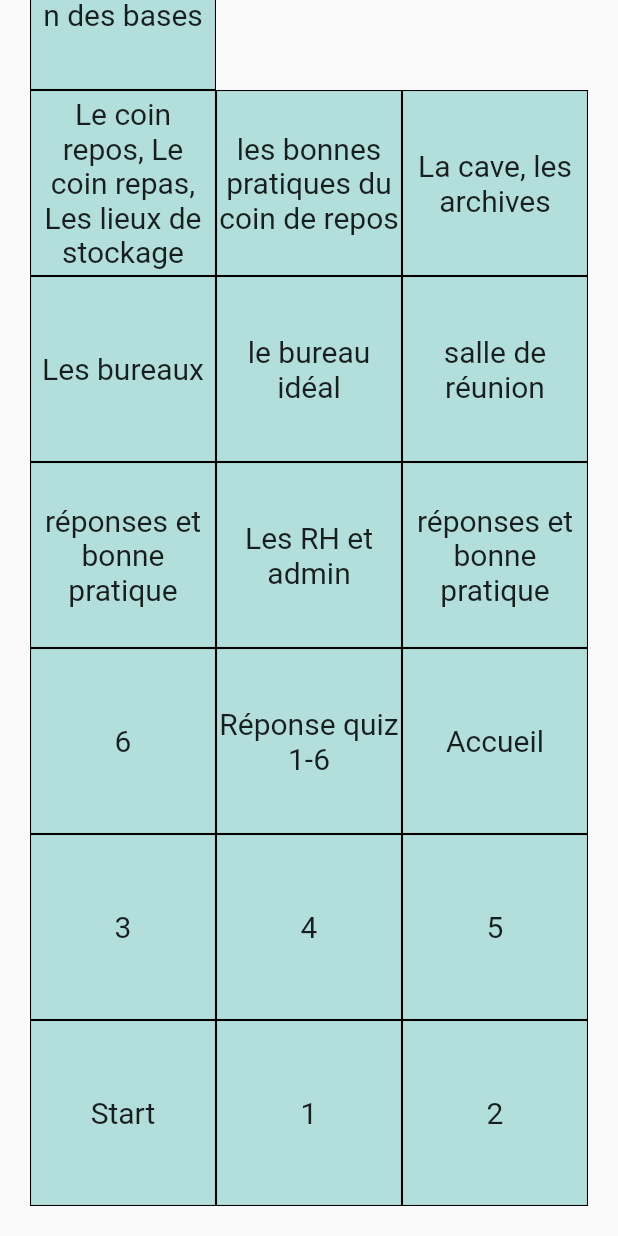
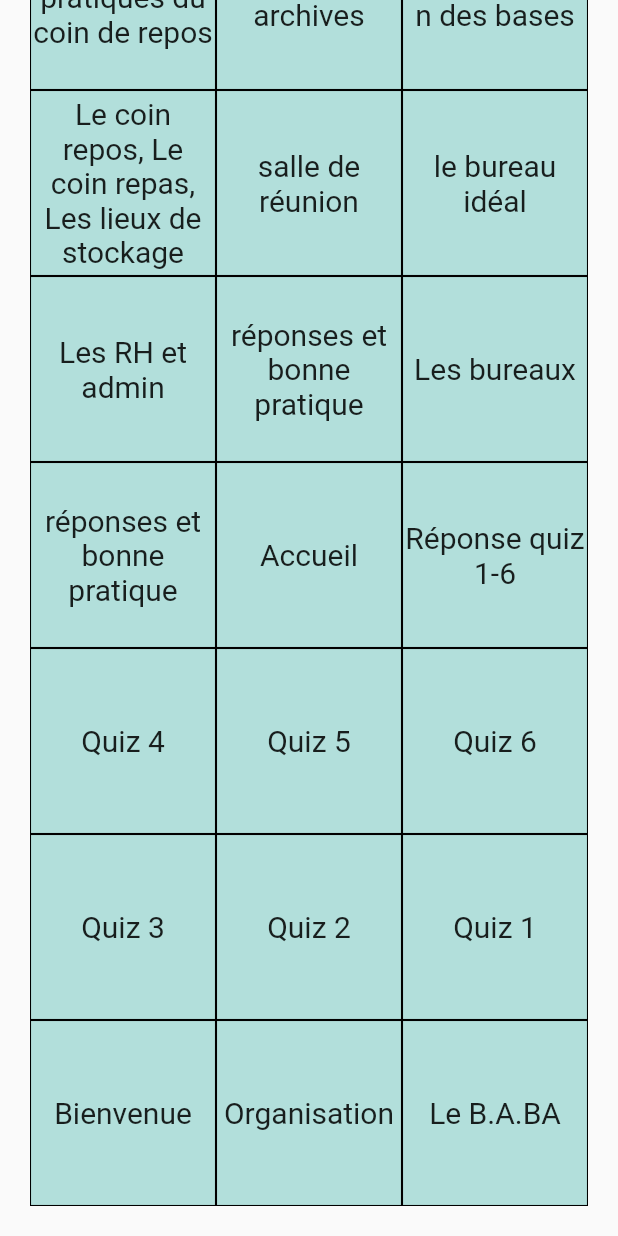
Before and after one commit to LeonardFavre95/jeu_de_loi, a Flutter app: the HomeSubJeu screen opened directly, on a phone screen of 412 x 824 dp. Run offline on Flutter 3.47's test engine with Material 2 defaults, Android fonts, the phone set to English and light mode, and no system bars; our stand-ins replace firebase_auth, firebase_core, modal_progress_hud_nsn; accounts and stored records are empty.

```diff
--- a/lib/screen/home_screen.dart
+++ b/lib/screen/home_screen.dart
@@ -47,7 +47,7 @@ class _HomeScreenState extends State<HomeScreen> {
   void initState() {
     super.initState();
     _selectedIndex = 0;
-    _accueil = const home_sub_accueil();
+    _accueil = const homeSubAccueil();
     _jeu = const HomeSubJeu();
     _parametres = const home_sub_parametres();
     _pages = [_accueil, _jeu, _parametres];
--- a/lib/screen/home_sub_jeu.dart
+++ b/lib/screen/home_sub_jeu.dart
@@ -17,26 +17,68 @@ class HomeSubJeu extends StatefulWidget {
 
 class _HomeSubJeuState extends State<HomeSubJeu> {
   static const List<String> buttonText = <String>[
-    'Start',
-    '1',
-    '2',
-    '3',
-    '4',
-    '5',
-    '6',
+    'Bienvenue',
+    'Organisation',
+    'Le B.A.BA',
+    'Quiz 3',
+    'Quiz 2',
+    'Quiz 1',
+    'Quiz 4',
+    'Quiz 5',
+    'Quiz 6',
+    'réponses et bonne pratique',
+    'Accueil',
     'Réponse quiz 1-6',
-    'Accueil',
-    'réponses et bonne pratique',
     'Les RH et admin',
     'réponses et bonne pratique',
     'Les bureaux',
+    'Le coin repos, Le coin repas, Les lieux de stockage',
+    'salle de réunion',
     'le bureau idéal',
-    'salle de réunion',
-    'Le coin repos, Le coin repas, Les lieux de stockage',
     'les bonnes pratiques du coin de repos',
     'La cave, les archives',
-    'Récapitulation des bases'
+    'Récapitulation des bases',
+    'Quiz 3',
+    'Quiz 2',
+    'Quiz 1',
+    'Quiz 4',
+    'Quiz 5',
+    'Quiz 6',
+    '',
+    '',
+    'Félicitations'
   ];
+// class _HomeSubJeuState extends State<HomeSubJeu> {
+//   static const List<String> buttonText = <String>[
+//     'Bienvenue',
+//     'Organisation',
+//     'Le B.A.BA',
+//     'Quiz 1',
+//     'Quiz 2',
+//     'Quiz 3',
+//     'Quiz 4',
+//     'Quiz 5',
+//     'Quiz 6',
+//     'Réponse quiz 1-6',
+//     'Accueil',
+//     'réponses et bonne pratique',
+//     'Les RH et admin',
+//     'réponses et bonne pratique',
+//     'Les bureaux',
+//     'le bureau idéal',
+//     'salle de réunion',
+//     'Le coin repos, Le coin repas, Les lieux de stockage',
+//     'les bonnes pratiques du coin de repos',
+//     'La cave, les archives',
+//     'Récapitulation des bases',
+//     'Quiz 1',
+//     'Quiz 2',
+//     'Quiz 3',
+//     'Quiz 4',
+//     'Quiz 5',
+//     'Quiz 6',
+//     'Félicitations'
+//   ];
 
   @override
   void initState() {
--- a/lib/screen/login_screen.dart
+++ b/lib/screen/login_screen.dart
@@ -52,7 +52,7 @@ class _LoginScreenState extends State<LoginScreen> {
                     //Do something with the user input.
                   },
                   decoration: kTextFieldDecoration.copyWith(
-                    hintText: 'Entez votre email',
+                    hintText: 'Entrez votre email',
                   )),
               SizedBox(
                 height: 8.0,
```
Also changed, not shown: lib/screen/home_sub_accueil.dart (+54 -4 lines), lib/screen/home_sub_jeu_info.dart (+4 -4 lines), lib/screen/home_sub_jeu_quizz.dart (+6 -4 lines), pubspec.yaml (+7 -1 lines), assets/dice1.png (added), assets/dice2.png (added), assets/dice3.png (added), assets/dice4.png (added), assets/dice5.png (added), assets/dice6.png (added), 1 other file.
